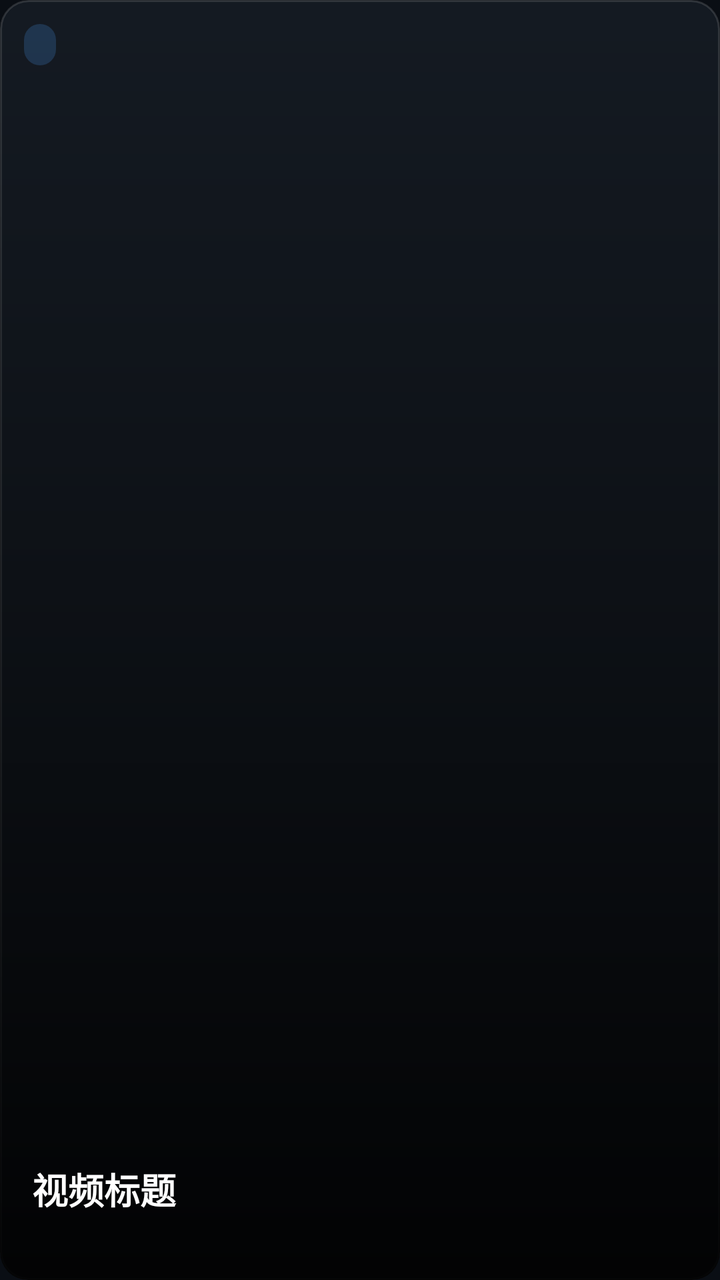
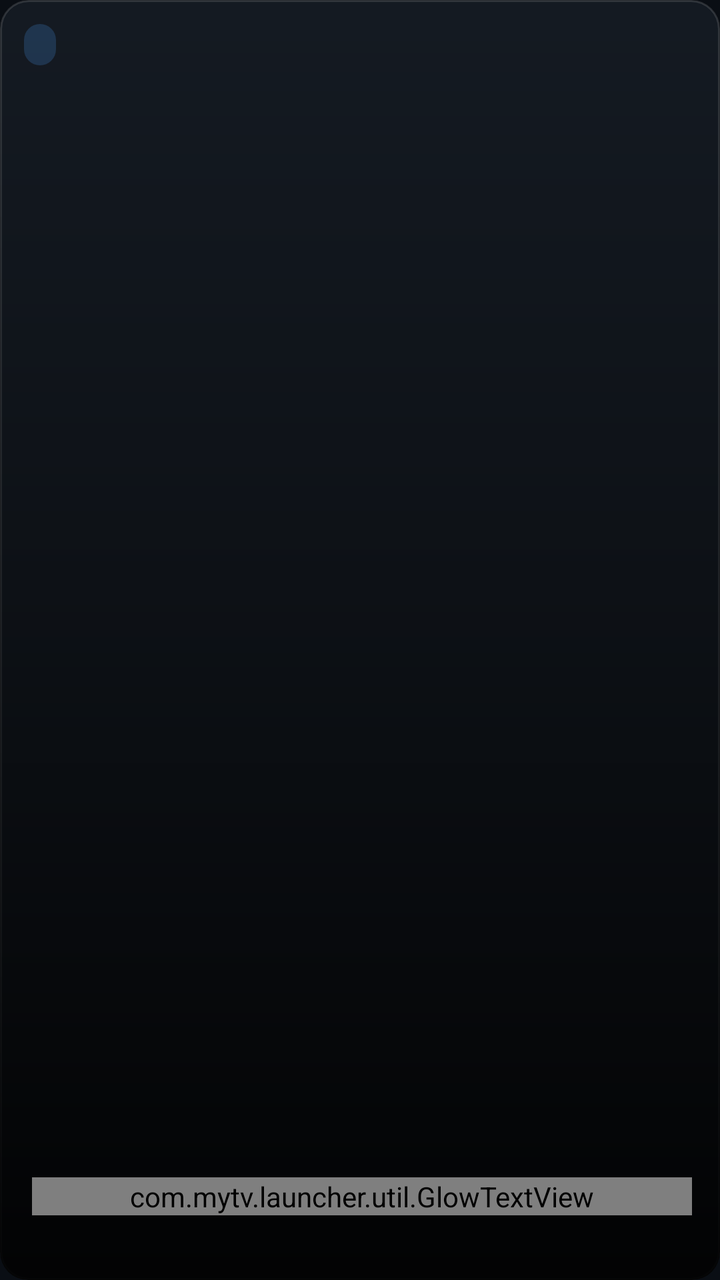

Screens rendered from an Android XML layout before and after an edit, with the pre-edit source and the edit as a unified diff.
<!-- AndroidManifest.xml: application theme AppTheme -->
<!-- res/layout/item_video.xml -->
<?xml version="1.0" encoding="utf-8"?>
<FrameLayout xmlns:android="http://schemas.android.com/apk/res/android"
    android:layout_width="match_parent"
    android:layout_height="232dp"
    android:layout_margin="7dp"
    android:background="@drawable/bg_poster"
    android:clickable="true"
    android:clipToOutline="true"
    android:focusable="true"
    android:foreground="@drawable/fg_focus_ring">

    <ImageView
        android:id="@+id/poster"
        android:layout_width="match_parent"
        android:layout_height="match_parent"
        android:contentDescription="视频封面"
        android:scaleType="centerCrop" />

    <View
        android:layout_width="match_parent"
        android:layout_height="match_parent"
        android:background="@drawable/bg_scrim_bottom" />

    <TextView
        android:id="@+id/badge"
        android:layout_width="wrap_content"
        android:layout_height="wrap_content"
        android:layout_gravity="top|start"
        android:layout_margin="12dp"
        android:background="@drawable/bg_tag"
        android:paddingStart="8dp"
        android:paddingTop="3dp"
        android:paddingEnd="8dp"
        android:paddingBottom="3dp"
        android:text=""
        android:textColor="@color/white"
        android:textSize="11sp" />

    <LinearLayout
        android:layout_width="match_parent"
        android:layout_height="wrap_content"
        android:layout_gravity="bottom"
        android:orientation="vertical"
        android:paddingStart="16dp"
        android:paddingEnd="14dp"
        android:paddingBottom="13dp">

        <TextView
            android:id="@+id/title"
            android:layout_width="match_parent"
            android:layout_height="wrap_content"
            android:ellipsize="end"
            android:maxLines="1"
            android:text="视频标题"
            android:textColor="@color/white"
            android:textSize="18sp"
            android:textStyle="bold" />

        <TextView
            android:id="@+id/meta"
            android:layout_width="match_parent"
            android:layout_height="wrap_content"
            android:layout_marginTop="3dp"
            android:ellipsize="end"
            android:maxLines="1"
            android:text=""
            android:textColor="#B3FFFFFF"
            android:textSize="12sp" />
    </LinearLayout>
</FrameLayout>
<!-- resources referenced by this layout -->
<resources>
  <color name="white">#FFFFFFFF</color>
  <!-- drawable bg_poster (drawable) -->
  <?xml version="1.0" encoding="utf-8"?>
  <selector xmlns:android="http://schemas.android.com/apk/res/android">
      <item android:state_focused="true">
          <shape android:shape="rectangle">
              <corners android:radius="14dp" />
              <solid android:color="#FF1B2431" />
              <stroke android:width="3dp" android:color="#FFFFFFFF" />
          </shape>
      </item>
      <item android:state_selected="true">
          <shape android:shape="rectangle">
              <corners android:radius="14dp" />
              <solid android:color="#334EA1FF" />
              <stroke android:width="2dp" android:color="#FF4EA1FF" />
          </shape>
      </item>
      <item>
          <shape android:shape="rectangle">
              <corners android:radius="14dp" />
              <solid android:color="#FF141A22" />
              <stroke android:width="1dp" android:color="#22FFFFFF" />
          </shape>
      </item>
  </selector>
  <!-- drawable bg_scrim_bottom (drawable) -->
  <?xml version="1.0" encoding="utf-8"?>
  <shape xmlns:android="http://schemas.android.com/apk/res/android" android:shape="rectangle">
      <gradient android:angle="270" android:startColor="#00000000" android:centerColor="#66000000" android:endColor="#E6000000" android:type="linear" />
  </shape>
  <!-- drawable bg_tag (drawable) -->
  <?xml version="1.0" encoding="utf-8"?>
  <shape xmlns:android="http://schemas.android.com/apk/res/android" android:shape="rectangle">
      <corners android:radius="8dp" />
      <solid android:color="#334EA1FF" />
  </shape>
  <!-- drawable fg_focus_ring (drawable) -->
  <?xml version="1.0" encoding="utf-8"?>
  <selector xmlns:android="http://schemas.android.com/apk/res/android">
      <item android:state_focused="true">
          <shape android:shape="rectangle">
              <corners android:radius="14dp" />
              <solid android:color="#00000000" />
              <stroke android:width="3dp" android:color="#FFFFFFFF" />
          </shape>
      </item>
      <item android:state_selected="true">
          <shape android:shape="rectangle">
              <corners android:radius="14dp" />
              <solid android:color="#00000000" />
              <stroke android:width="2dp" android:color="#FF4EA1FF" />
          </shape>
      </item>
      <item>
          <shape android:shape="rectangle">
              <corners android:radius="14dp" />
              <solid android:color="#00000000" />
          </shape>
      </item>
  </selector>
  <style name="AppTheme" parent="@android:style/Theme.Material.NoActionBar">
          <item name="android:windowBackground">@color/bg</item>
          <item name="android:colorAccent">@color/accent</item>
          <item name="android:windowFullscreen">true</item>
          <item name="android:windowContentTransitions">true</item>
          <item name="android:fontFamily">sans-serif</item>
          <item name="android:navigationBarColor">@color/bg</item>
          <item name="android:statusBarColor">@color/bg</item>
      </style>
  <color name="bg">#0A0E14</color>
  <color name="accent">#4EA1FF</color>
</resources>

<!-- the commit's change to res/layout/item_video.xml (unified diff, before → after) -->
@@ -45,7 +45,7 @@
         android:paddingEnd="14dp"
         android:paddingBottom="13dp">
 
-        <TextView
+        <com.mytv.launcher.util.GlowTextView
             android:id="@+id/title"
             android:layout_width="match_parent"
             android:layout_height="wrap_content"
